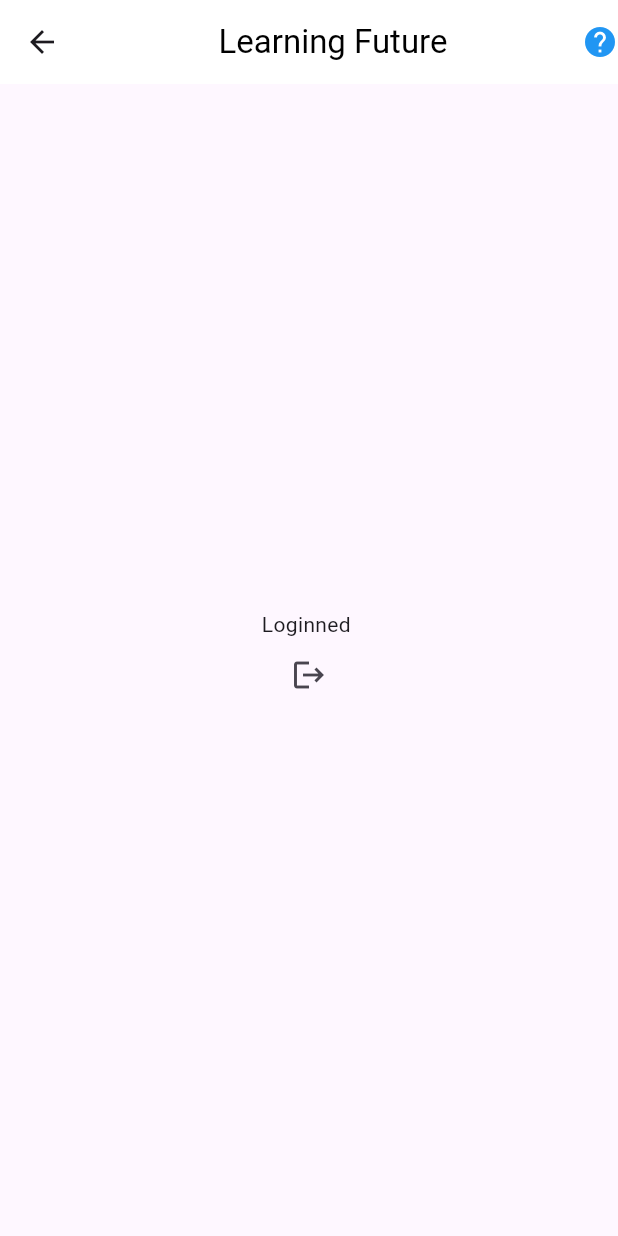
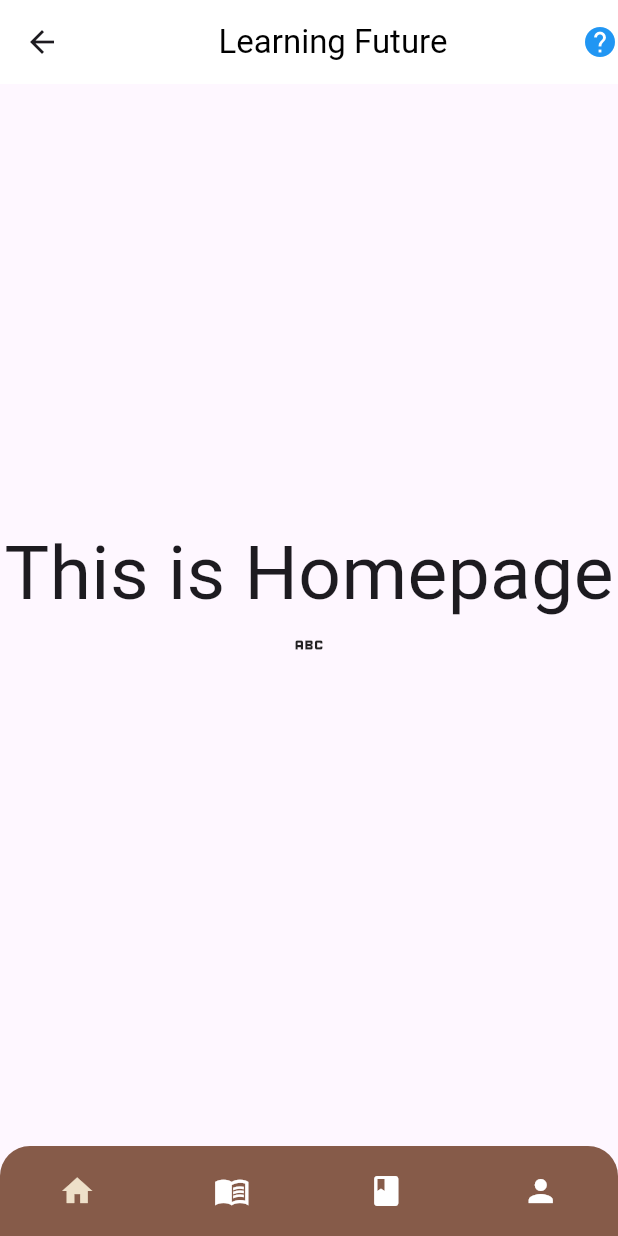
Before and after one commit to justnt47/Study_mobile_application, a Flutter app: the screen it shows after launch, after a tap on "Log in", on a phone screen of 412 x 824 dp. Run offline on Flutter 3.47's test engine with Material 3 defaults, Android fonts, the phone set to English and light mode, and no system bars; our stand-ins replace firebase_auth, firebase_core; accounts and stored records are empty.

Commit message:
adding Homepage, AccountPage

```diff
--- a/lib/authPage.dart
+++ b/lib/authPage.dart
@@ -1,7 +1,8 @@
-import 'package:study_application/homePage.dart';
-import 'package:study_application/loginPage.dart';
 import 'package:firebase_auth/firebase_auth.dart';
 import 'package:flutter/material.dart';
+
+import './homePage.dart';
+import './loginPage.dart';
 
 class authPage extends StatelessWidget {
   const authPage({super.key});
--- /dev/null
+++ b/lib/home.dart
@@ -0,0 +1,32 @@
+import 'package:flutter/material.dart';
+
+class home extends StatefulWidget {
+  home({super.key});
+
+  @override
+  State<home> createState() => _homeState();
+}
+
+class _homeState extends State<home> {
+  @override
+  Widget build(BuildContext context) {
+    return Scaffold(
+      body: SingleChildScrollView(
+        child: Center(
+          child: Column(
+            children: [
+              SizedBox(
+                height: 290,
+              ),
+              Text(
+                "This is Homepage",
+                style: TextStyle(fontSize: 50),
+              ),
+              Icon(Icons.abc)
+            ],
+          ),
+        ),
+      ),
+    );
+  }
+}
--- a/lib/homePage.dart
+++ b/lib/homePage.dart
@@ -1,27 +1,92 @@
 import 'package:firebase_auth/firebase_auth.dart';
 import 'package:flutter/material.dart';
 
-class homePage extends StatelessWidget {
+import './loginPage.dart';
+import './main.dart';
+import './home.dart';
+import './accPage.dart';
+
+class homePage extends StatefulWidget {
   homePage({super.key});
 
-  final user = FirebaseAuth.instance.currentUser;
+  @override
+  State<homePage> createState() => _homePageState();
+}
 
-  void signUserOut() {
-    FirebaseAuth.instance.signOut();
-  }
+class _homePageState extends State<homePage> {
+  int screenIndex = 0;
 
+  //------ หน้าจอแต่ละหน้า ------
+  final mobileScreens = [
+    home(),
+    // search(),
+    acc(),
+  ];
   @override
   Widget build(BuildContext context) {
-    return Column(
-      mainAxisAlignment: MainAxisAlignment.center,
-      children: [
-        Center(child: Text('Loginned ${user!.email}')),
-        IconButton(
-            onPressed: () {
-              signUserOut();
-            },
-            icon: Icon(Icons.logout))
-      ],
+    return Scaffold(
+      body: mobileScreens[screenIndex],
+      bottomNavigationBar: Container(
+        height: 60,
+        decoration: BoxDecoration(
+          color: Color.fromARGB(255, 134, 91, 73),
+          borderRadius: BorderRadius.only(
+            topLeft: Radius.circular(20),
+            topRight: Radius.circular(20),
+          ),
+        ),
+        child: Row(
+          mainAxisAlignment: MainAxisAlignment.spaceAround,
+          children: [
+            IconButton(
+                onPressed: () {
+                  setState(() {
+                    //------ กำหนดค่า Index เมื่อมีการคลิก ------
+                    screenIndex = 0;
+                  });
+                },
+                icon: Icon(
+                  Icons.home,
+                  //------ ถ้า Index = 0 ให้ไอคอนสีเหลือง ถ้าไม่ใช้ไอคอนสีขาว ------
+                  color: screenIndex == 0
+                      ? Color.fromRGBO(238, 224, 201, 1)
+                      : Colors.white,
+                  // color: Colors.white,
+                )),
+            IconButton(
+                onPressed: () {
+                  setState(() {
+                    screenIndex = 1;
+                  });
+                },
+                icon: Icon(
+                  Icons.menu_book_sharp,
+                  color: screenIndex == 1
+                      ? Color.fromRGBO(238, 224, 201, 1)
+                      : Colors.white,
+                  // color: Colors.white,
+                )),
+            IconButton(
+                onPressed: () {},
+                icon: Icon(
+                  Icons.book,
+                  color: Colors.white,
+                )),
+            IconButton(
+                onPressed: () {
+                  setState(() {
+                    screenIndex = 3;
+                  });
+                },
+                icon: Icon(
+                  Icons.person,
+                  color: screenIndex == 1
+                      ? Color.fromRGBO(238, 224, 201, 1)
+                      : Colors.white,
+                )),
+          ],
+        ),
+      ),
     );
   }
 }
```
Also changed, not shown: lib/accPage.dart (added, +37 -0 lines), lib/loginPage.dart (+5 -7 lines), lib/main.dart (+6 -5 lines).
